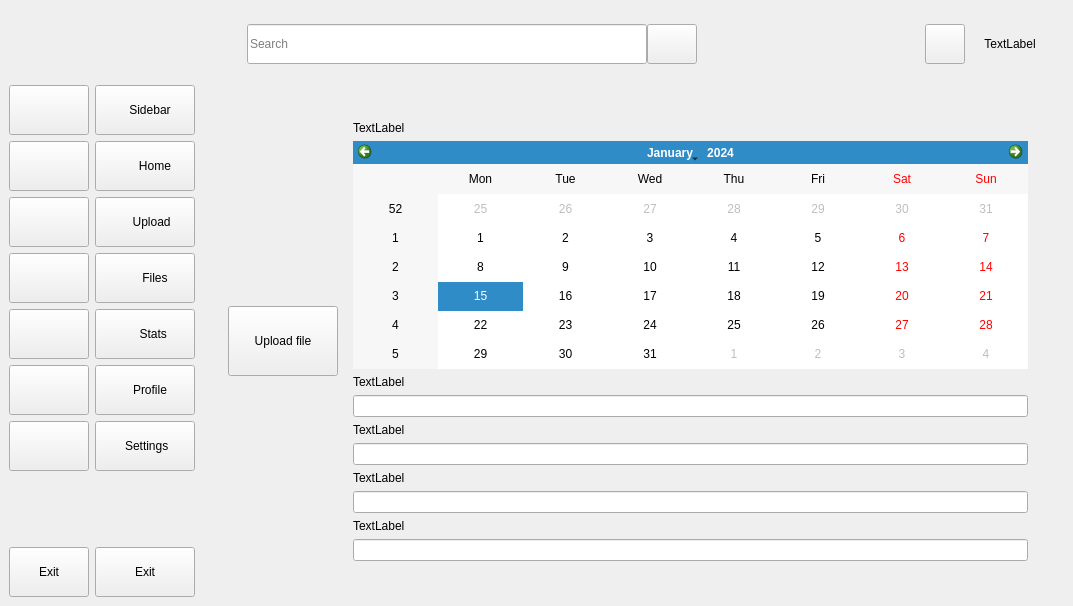
Old version of the form financial_app_ui.ui in the repository Ulaaka/Desktop-based-application-for-personal-finance.
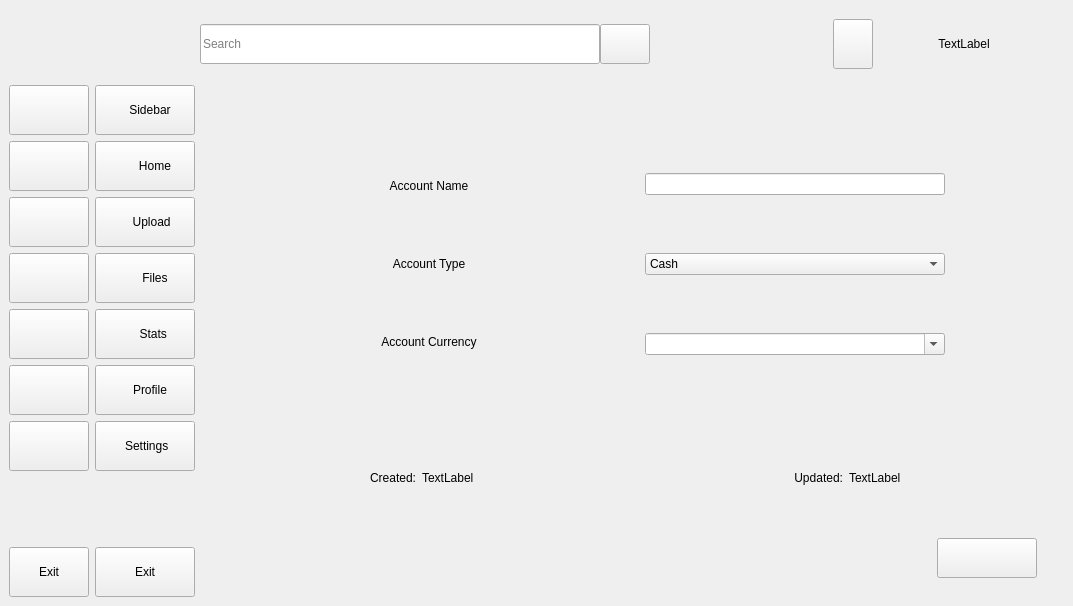
New version of the form. Icons and pictures are not drawn.

Commit message: debugging account change

```diff
--- a/financial_app_ui.ui
+++ b/financial_app_ui.ui
@@ -10,6 +10,12 @@
     <height>606</height>
    </rect>
   </property>
+  <property name="sizePolicy">
+   <sizepolicy hsizetype="Expanding" vsizetype="Expanding">
+    <horstretch>0</horstretch>
+    <verstretch>0</verstretch>
+   </sizepolicy>
+  </property>
   <property name="minimumSize">
    <size>
     <width>50</width>
@@ -132,16 +138,16 @@
        </item>
        <item>
         <widget class="QPushButton" name="account_button">
-         <property name="minimumSize">
-          <size>
-           <width>40</width>
-           <height>40</height>
-          </size>
+         <property name="sizePolicy">
+          <sizepolicy hsizetype="Preferred" vsizetype="Preferred">
+           <horstretch>0</horstretch>
+           <verstretch>0</verstretch>
+          </sizepolicy>
          </property>
          <property name="maximumSize">
           <size>
-           <width>40</width>
-           <height>40</height>
+           <width>50</width>
+           <height>50</height>
           </size>
          </property>
          <property name="text">
@@ -163,7 +169,7 @@
        <item>
         <widget class="QLabel" name="account_name_label">
          <property name="sizePolicy">
-          <sizepolicy hsizetype="Fixed" vsizetype="Expanding">
+          <sizepolicy hsizetype="Expanding" vsizetype="Expanding">
            <horstretch>0</horstretch>
            <verstretch>0</verstretch>
           </sizepolicy>
@@ -174,12 +180,6 @@
            <height>0</height>
           </size>
          </property>
-         <property name="maximumSize">
-          <size>
-           <width>90</width>
-           <height>16777215</height>
-          </size>
-         </property>
          <property name="text">
           <string>TextLabel</string>
          </property>
@@ -765,7 +765,7 @@
              </size>
             </property>
             <property name="currentIndex">
-             <number>2</number>
+             <number>3</number>
             </property>
             <widget class="QWidget" name="home_page">
              <layout class="QVBoxLayout" name="verticalLayout_4">
@@ -935,6 +935,294 @@
               </item>
              </layout>
             </widget>
+            <widget class="QWidget" name="account_page">
+             <layout class="QVBoxLayout" name="verticalLayout_12">
+              <item>
+               <widget class="QWidget" name="widget_3" native="true">
+                <property name="layoutDirection">
+                 <enum>Qt::LayoutDirection::LeftToRight</enum>
+                </property>
+                <layout class="QHBoxLayout" name="horizontalLayout_8" stretch="1,1">
+                 <item>
+                  <widget class="QWidget" name="edit_account_labels_widget" native="true">
+                   <layout class="QVBoxLayout" name="verticalLayout_14">
+                    <item>
+                     <widget class="QLabel" name="account_name_change_label">
+                      <property name="sizePolicy">
+                       <sizepolicy hsizetype="Preferred" vsizetype="Fixed">
+                        <horstretch>0</horstretch>
+                        <verstretch>0</verstretch>
+                       </sizepolicy>
+                      </property>
+                      <property name="text">
+                       <string>Account Name</string>
+                      </property>
+                      <property name="alignment">
+                       <set>Qt::AlignmentFlag::AlignCenter</set>
+                      </property>
+                     </widget>
+                    </item>
+                    <item>
+                     <widget class="QLabel" name="account_type_change_label">
+                      <property name="sizePolicy">
+                       <sizepolicy hsizetype="Preferred" vsizetype="Fixed">
+                        <horstretch>0</horstretch>
+                        <verstretch>0</verstretch>
+                       </sizepolicy>
+                      </property>
+                      <property name="text">
+                       <string>Account Type</string>
+                      </property>
+                      <property name="alignment">
+                       <set>Qt::AlignmentFlag::AlignCenter</set>
+                      </property>
+                     </widget>
+                    </item>
+                    <item>
+                     <widget class="QLabel" name="account_currency_change_label">
+                      <property name="sizePolicy">
+                       <sizepolicy hsizetype="Preferred" vsizetype="Fixed">
+                        <horstretch>0</horstretch>
+                        <verstretch>0</verstretch>
+                       </sizepolicy>
+                      </property>
+                      <property name="text">
+                       <string>Account Currency</string>
+                      </property>
+                      <property name="alignment">
+                       <set>Qt::AlignmentFlag::AlignCenter</set>
+                      </property>
+                     </widget>
+                    </item>
+                   </layout>
+                  </widget>
+                 </item>
+                 <item>
+                  <widget class="QWidget" name="edit_account_toggles_widget" native="true">
+                   <layout class="QVBoxLayout" name="verticalLayout_13">
+                    <item>
+                     <widget class="QLineEdit" name="lineEdit_2">
+                      <property name="minimumSize">
+                       <size>
+                        <width>300</width>
+                        <height>0</height>
+                       </size>
+                      </property>
+                      <property name="maximumSize">
+                       <size>
+                        <width>300</width>
+                        <height>16777215</height>
+                       </size>
+                      </property>
+                     </widget>
+                    </item>
+                    <item>
+                     <widget class="QComboBox" name="comboBox">
+                      <property name="sizePolicy">
+                       <sizepolicy hsizetype="Expanding" vsizetype="Fixed">
+                        <horstretch>0</horstretch>
+                        <verstretch>0</verstretch>
+                       </sizepolicy>
+                      </property>
+                      <property name="minimumSize">
+                       <size>
+                        <width>300</width>
+                        <height>0</height>
+                       </size>
+                      </property>
+                      <property name="maximumSize">
+                       <size>
+                        <width>300</width>
+                        <height>16777215</height>
+                       </size>
+                      </property>
+                      <item>
+                       <property name="text">
+                        <string>Cash</string>
+                       </property>
+                      </item>
+                      <item>
+                       <property name="text">
+                        <string>Bank</string>
+                       </property>
+                      </item>
+                      <item>
+                       <property name="text">
+                        <string>Credit Card</string>
+                       </property>
+                      </item>
+                      <item>
+                       <property name="text">
+                        <string>Investment</string>
+                       </property>
+                      </item>
+                      <item>
+                       <property name="text">
+                        <string>Other</string>
+                       </property>
+                      </item>
+                     </widget>
+                    </item>
+                    <item>
+                     <widget class="QComboBox" name="comboBox_2">
+                      <property name="sizePolicy">
+                       <sizepolicy hsizetype="Expanding" vsizetype="Fixed">
+                        <horstretch>0</horstretch>
+                        <verstretch>0</verstretch>
+                       </sizepolicy>
+                      </property>
+                      <property name="minimumSize">
+                       <size>
+                        <width>300</width>
+                        <height>0</height>
+                       </size>
+                      </property>
+                      <property name="maximumSize">
+                       <size>
+                        <width>300</width>
+                        <height>16777215</height>
+                       </size>
+                      </property>
+                      <property name="editable">
+                       <bool>true</bool>
+                      </property>
+                     </widget>
+                    </item>
+                   </layout>
+                  </widget>
+                 </item>
+                </layout>
+               </widget>
+              </item>
+              <item>
+               <widget class="QWidget" name="widget_7" native="true">
+                <property name="maximumSize">
+                 <size>
+                  <width>16777215</width>
+                  <height>90</height>
+                 </size>
+                </property>
+                <layout class="QHBoxLayout" name="horizontalLayout_7">
+                 <item>
+                  <widget class="QLabel" name="account_created_label">
+                   <property name="text">
+                    <string>Created:</string>
+                   </property>
+                   <property name="alignment">
+                    <set>Qt::AlignmentFlag::AlignRight|Qt::AlignmentFlag::AlignTrailing|Qt::AlignmentFlag::AlignVCenter</set>
+                   </property>
+                  </widget>
+                 </item>
+                 <item>
+                  <widget class="QLabel" name="label_10account_created_value">
+                   <property name="text">
+                    <string>TextLabel</string>
+                   </property>
+                  </widget>
+                 </item>
+                 <item>
+                  <spacer name="account_created_value">
+                   <property name="orientation">
+                    <enum>Qt::Orientation::Horizontal</enum>
+                   </property>
+                   <property name="sizeType">
+                    <enum>QSizePolicy::Policy::Minimum</enum>
+                   </property>
+                   <property name="sizeHint" stdset="0">
+                    <size>
+                     <width>40</width>
+                     <height>20</height>
+                    </size>
+                   </property>
+                  </spacer>
+                 </item>
+                 <item>
+                  <widget class="QLabel" name="account_update_label">
+                   <property name="text">
+                    <string>Updated:</string>
+                   </property>
+                   <property name="alignment">
+                    <set>Qt::AlignmentFlag::AlignRight|Qt::AlignmentFlag::AlignTrailing|Qt::AlignmentFlag::AlignVCenter</set>
+                   </property>
+                  </widget>
+                 </item>
+                 <item>
+                  <widget class="QLabel" name="account_update_value">
+                   <property name="text">
+                    <string>TextLabel</string>
+                   </property>
+                  </widget>
+                 </item>
+                </layout>
+               </widget>
+              </item>
+              <item>
+               <widget class="QWidget" name="widget_4" native="true">
+                <property name="maximumSize">
+                 <size>
+                  <width>16777215</width>
+                  <height>50</height>
+                 </size>
+                </property>
+                <layout class="QHBoxLayout" name="horizontalLayout_6">
+                 <item>
+                  <spacer name="horizontalSpacer_3">
+                   <property name="orientation">
+                    <enum>Qt::Orientation::Horizontal</enum>
+                   </property>
+                   <property name="sizeType">
+                    <enum>QSizePolicy::Policy::Expanding</enum>
+                   </property>
+                   <property name="sizeHint" stdset="0">
+                    <size>
+                     <width>40</width>
+                     <height>10</height>
+                    </size>
+                   </property>
+                  </spacer>
+                 </item>
+                 <item>
+                  <widget class="QPushButton" name="change_button">
+                   <property name="sizePolicy">
+                    <sizepolicy hsizetype="Minimum" vsizetype="Fixed">
+                     <horstretch>0</horstretch>
+                     <verstretch>0</verstretch>
+                    </sizepolicy>
+                   </property>
+                   <property name="minimumSize">
+                    <size>
+                     <width>100</width>
+                     <height>40</height>
+                    </size>
+                   </property>
+                   <property name="maximumSize">
+                    <size>
+                     <width>100</width>
+                     <height>16777215</height>
+                    </size>
+                   </property>
+                   <property name="sizeIncrement">
+                    <size>
+                     <width>0</width>
+                     <height>8</height>
+                    </size>
+                   </property>
+                   <property name="text">
+                    <string/>
+                   </property>
+                   <property name="checkable">
+                    <bool>true</bool>
+                   </property>
+                   <property name="autoExclusive">
+                    <bool>true</bool>
+                   </property>
+                  </widget>
+                 </item>
+                </layout>
+               </widget>
+              </item>
+             </layout>
+            </widget>
             <widget class="QWidget" name="files_page">
              <layout class="QVBoxLayout" name="verticalLayout_7">
               <item>
```
Left out of the diff: 96 changed lines with no effect on the pictures. The commit also changes 20 other files.
